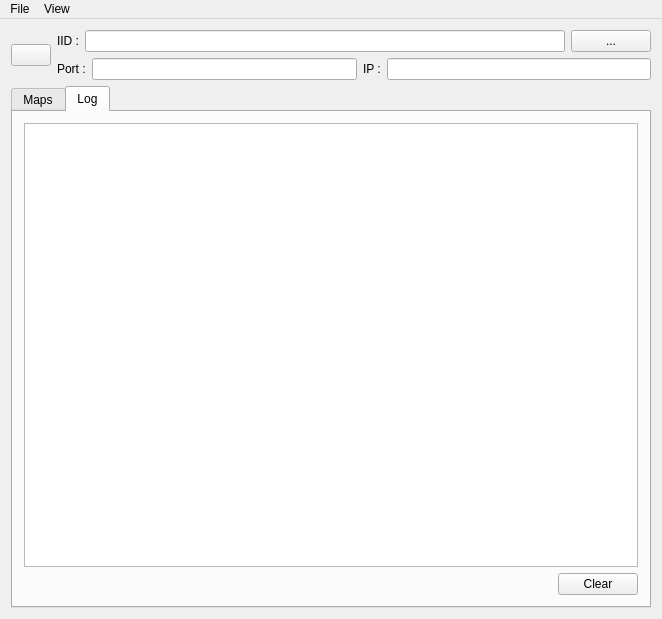
This is src/FormFiles/MainForm.ui in arennuit/iisuoscbridge as Qt 5 draws it before an edit. The edited form follows.
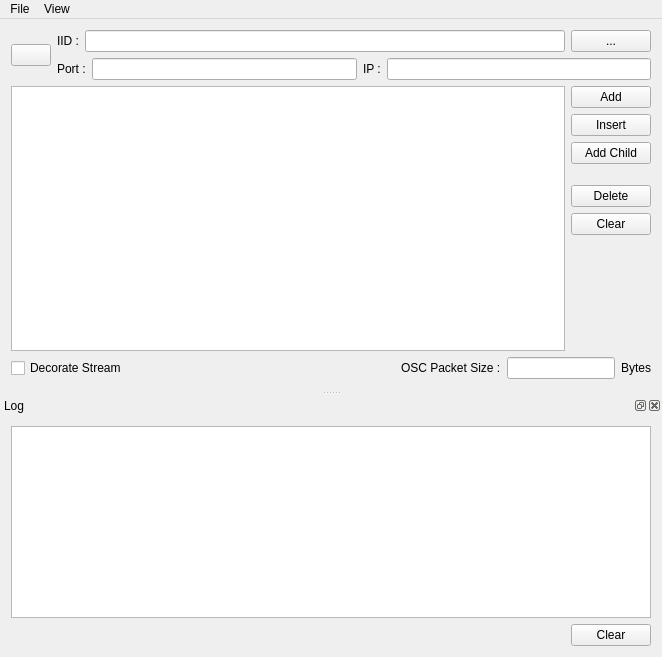
This is the edited form. The open tabs and pages were chosen to show the change. Icons and pictures are not drawn.

Commit message: Removed tabs and put the log view in a docking window.

```diff
--- a/src/FormFiles/MainForm.ui
+++ b/src/FormFiles/MainForm.ui
@@ -7,7 +7,7 @@
     <x>0</x>
     <y>0</y>
     <width>662</width>
-    <height>619</height>
+    <height>657</height>
    </rect>
   </property>
   <property name="sizePolicy">
@@ -570,7 +570,7 @@
 </string>
   </property>
   <widget class="QWidget" name="centralWidget">
-   <layout class="QVBoxLayout" name="verticalLayout" stretch="0,0">
+   <layout class="QVBoxLayout" name="verticalLayout" stretch="0,0,0">
     <item>
      <layout class="QHBoxLayout" name="horizontalLayout" stretch="0,0">
       <property name="spacing">
@@ -694,22 +694,6 @@
      </layout>
     </item>
     <item>
-     <widget class="QTabWidget" name="m_tabs">
-      <property name="sizePolicy">
-       <sizepolicy hsizetype="Expanding" vsizetype="Expanding">
-        <horstretch>0</horstretch>
-        <verstretch>0</verstretch>
-       </sizepolicy>
-      </property>
-      <property name="currentIndex">
-       <number>0</number>
-      </property>
-      <widget class="QWidget" name="m_mapsTab">
-       <attribute name="title">
-        <string>Maps</string>
-       </attribute>
-       <layout class="QVBoxLayout" name="verticalLayout_5">
-        <item>
          <layout class="QHBoxLayout" name="horizontalLayout_6">
           <item>
            <widget class="QTreeView" name="m_pathMapsView"/>
@@ -846,55 +830,6 @@
         </item>
        </layout>
       </widget>
-      <widget class="QWidget" name="m_logTab">
-       <attribute name="title">
-        <string>Log</string>
-       </attribute>
-       <layout class="QVBoxLayout" name="verticalLayout_3">
-        <item>
-         <layout class="QVBoxLayout" name="verticalLayout_6">
-          <item>
-           <widget class="QPlainTextEdit" name="m_logTextEdit">
-            <property name="sizePolicy">
-             <sizepolicy hsizetype="Expanding" vsizetype="Expanding">
-              <horstretch>0</horstretch>
-              <verstretch>0</verstretch>
-             </sizepolicy>
-            </property>
-           </widget>
-          </item>
-          <item>
-           <layout class="QHBoxLayout" name="horizontalLayout_7">
-            <item>
-             <spacer name="horizontalSpacer_2">
-              <property name="orientation">
-               <enum>Qt::Horizontal</enum>
-              </property>
-              <property name="sizeHint" stdset="0">
-               <size>
-                <width>40</width>
-                <height>20</height>
-               </size>
-              </property>
-             </spacer>
-            </item>
-            <item>
-             <widget class="QPushButton" name="m_clearLogButton">
-              <property name="text">
-               <string>Clear</string>
-              </property>
-             </widget>
-            </item>
-           </layout>
-          </item>
-         </layout>
-        </item>
-       </layout>
-      </widget>
-     </widget>
-    </item>
-   </layout>
-  </widget>
   <widget class="QMenuBar" name="menuBar">
    <property name="geometry">
     <rect>
@@ -928,6 +863,59 @@
    <addaction name="m_fileMenu"/>
    <addaction name="menuView"/>
   </widget>
+  <widget class="QDockWidget" name="m_logDock">
+   <property name="enabled">
+    <bool>true</bool>
+   </property>
+   <property name="windowTitle">
+    <string>Log</string>
+   </property>
+   <attribute name="dockWidgetArea">
+    <number>8</number>
+   </attribute>
+   <widget class="QWidget" name="dockWidgetContents_6">
+    <layout class="QHBoxLayout" name="horizontalLayout_8">
+     <item>
+      <layout class="QVBoxLayout" name="verticalLayout_6">
+       <item>
+        <widget class="QPlainTextEdit" name="m_logTextEdit">
+         <property name="sizePolicy">
+          <sizepolicy hsizetype="Expanding" vsizetype="Expanding">
+           <horstretch>0</horstretch>
+           <verstretch>0</verstretch>
+          </sizepolicy>
+         </property>
+        </widget>
+       </item>
+       <item>
+        <layout class="QHBoxLayout" name="horizontalLayout_7">
+         <item>
+          <spacer name="horizontalSpacer_2">
+           <property name="orientation">
+            <enum>Qt::Horizontal</enum>
+           </property>
+           <property name="sizeHint" stdset="0">
+            <size>
+             <width>40</width>
+             <height>20</height>
+            </size>
+           </property>
+          </spacer>
+         </item>
+         <item>
+          <widget class="QPushButton" name="m_clearLogButton">
+           <property name="text">
+            <string>Clear</string>
+           </property>
+          </widget>
+         </item>
+        </layout>
+       </item>
+      </layout>
+     </item>
+    </layout>
+   </widget>
+  </widget>
   <action name="m_saveAction">
    <property name="text">
     <string>Save</string>
```
Left out of the diff: 1 changed line with no effect on the pictures. Lines whose indentation alone changed are shown as unchanged. The commit also changes 2 other files.
